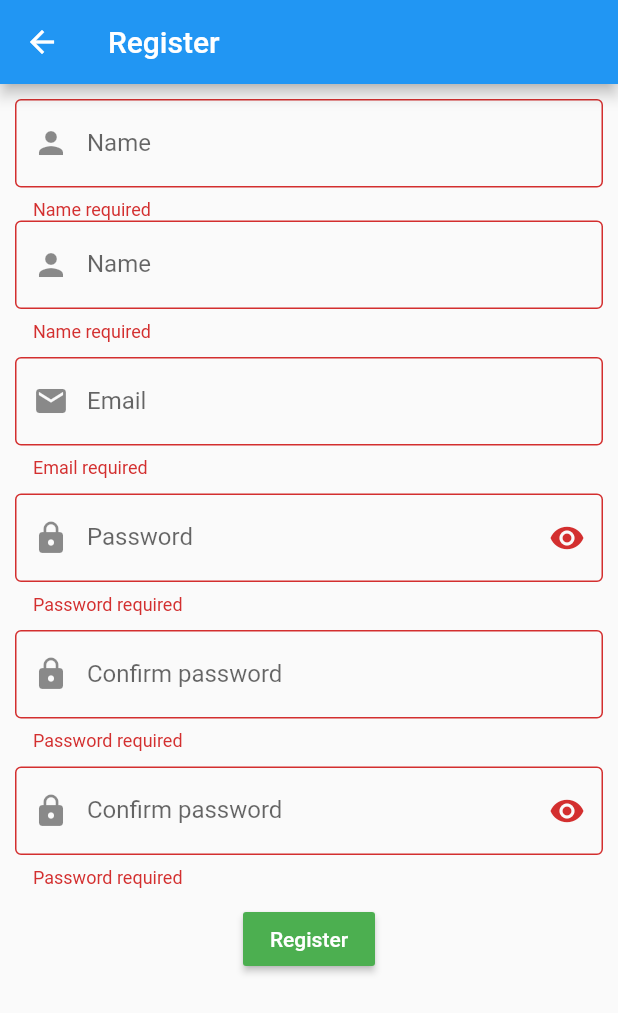
After one commit to amir58/flutter_app_monday, a Flutter app: the RegisterScreen screen opened directly, after a tap on "Register", on a phone screen of 412 x 824 dp. The commit adds this screen. Shown: the top 1013 px of the screen. Run offline on Flutter 3.47's test engine with Material 2 defaults, Android fonts, the phone set to English and light mode, and no system bars.

Commit message:
Session 15 Design

```diff
--- /dev/null
+++ b/lib/components.dart
@@ -0,0 +1,23 @@
+import 'package:flutter/material.dart';
+
+Widget myTextFormField({
+  @required TextEditingController controller,
+  @required FormFieldValidator<String> validator,
+  bool passwordVisible = false,
+  TextInputType textInputType = TextInputType.text,
+  @required String label,
+  @required IconData prefixIcon,
+  Widget suffixIcon
+}) {
+  return TextFormField(
+    validator: validator,
+    obscureText: passwordVisible,
+    controller: controller,
+    keyboardType: textInputType,
+    decoration: InputDecoration(
+        border: OutlineInputBorder(),
+        labelText: label,
+        prefixIcon: Icon(prefixIcon),
+        suffixIcon: suffixIcon),
+  );
+}
--- a/lib/listview_buuilder.dart
+++ b/lib/listview_buuilder.dart
@@ -55,6 +55,7 @@ class _MySimpleListViewState extends State<MySimpleListView> {
 
               });
             },
+
             child: Container(
               padding: EdgeInsets.all(10),
               decoration: BoxDecoration(
--- a/lib/main.dart
+++ b/lib/main.dart
@@ -19,7 +19,7 @@ class MyApp extends StatelessWidget {
       theme: ThemeData(
         primarySwatch : Colors.blue
       ),
-      home: MySimpleListView(),
+      home: LoginScreen(),
     );
   }
 
--- /dev/null
+++ b/lib/register_screen.dart
@@ -0,0 +1,177 @@
+import 'package:flutter/material.dart';
+import 'components.dart';
+
+class RegisterScreen extends StatefulWidget {
+  @override
+  _RegisterScreenState createState() => _RegisterScreenState();
+}
+
+class _RegisterScreenState extends State<RegisterScreen> {
+  var nameController = TextEditingController();
+  var emailController = TextEditingController();
+  var passwordController = TextEditingController();
+  var confirmPasswordController = TextEditingController();
+  var formKey = GlobalKey<FormState>();
+
+  bool passwordVisible = true;
+
+  // var scaffoldKey = GlobalKey<ScaffoldState>();
+
+  @override
+  Widget build(BuildContext context) {
+    return Scaffold(
+      appBar: AppBar(
+        title: Text("Register"),
+      ),
+      body: Container(
+        margin: EdgeInsets.all(10),
+        child: Form(
+          key: formKey,
+          child: Column(
+            children: [
+              myTextFormField(
+                controller: nameController,
+                validator: (value) => _nameValidator(value),
+                label: "Name",
+                prefixIcon: Icons.person,
+              ),
+              TextFormField(
+                validator: (value) => _nameValidator(value),
+                controller: nameController,
+                keyboardType: TextInputType.emailAddress,
+                decoration: InputDecoration(
+                  border: OutlineInputBorder(),
+                  labelText: "Name",
+                  prefixIcon: Icon(Icons.person),
+                ),
+              ),
+              SizedBox(
+                height: 10,
+              ),
+              TextFormField(
+                validator: (value) => _emailValidator(value),
+                controller: emailController,
+                keyboardType: TextInputType.emailAddress,
+                decoration: InputDecoration(
+                  border: OutlineInputBorder(),
+                  labelText: "Email",
+                  prefixIcon: Icon(Icons.mail),
+                ),
+              ),
+              SizedBox(
+                height: 10,
+              ),
+              TextFormField(
+                validator: (value) {
+                  return _passwordValidator(value);
+                },
+                controller: passwordController,
+                obscureText: passwordVisible,
+                keyboardType: TextInputType.text,
+                decoration: InputDecoration(
+                    border: OutlineInputBorder(),
+                    labelText: "Password",
+                    prefixIcon: Icon(Icons.lock),
+                    suffixIcon: IconButton(
+                      icon: Icon(Icons.remove_red_eye),
+                      onPressed: _changePasswordVisibility,
+                    )),
+              ),
+              SizedBox(
+                height: 10,
+              ),
+              myTextFormField(
+                controller: confirmPasswordController,
+                validator: (value) => _confirmPasswordValidator(value),
+                label: "Confirm password",
+                prefixIcon: Icons.lock,
+              ),
+              SizedBox(
+                height: 10,
+              ),
+              TextFormField(
+                validator: (value) => _confirmPasswordValidator(value),
+                obscureText: passwordVisible,
+                controller: confirmPasswordController,
+                keyboardType: TextInputType.emailAddress,
+                decoration: InputDecoration(
+                    border: OutlineInputBorder(),
+                    labelText: "Confirm password",
+                    prefixIcon: Icon(Icons.lock),
+                    suffixIcon: IconButton(
+                      icon: Icon(Icons.remove_red_eye),
+                      onPressed: _changePasswordVisibility,
+                    )),
+              ),
+              SizedBox(
+                height: 10,
+              ),
+              MaterialButton(
+                onPressed: () {
+                  if (formKey.currentState.validate()) {
+                    print('Validate');
+                  }
+                  // if(email.isEmpty){
+                  //   print('Email is empty');
+                  // }
+                },
+                color: Colors.green,
+                child: Text("Register"),
+                textColor: Colors.white,
+              ),
+            ],
+          ),
+        ),
+      ),
+    );
+  }
+
+  void _changePasswordVisibility() {
+    passwordVisible = !passwordVisible;
+
+    setState(() {});
+  }
+
+  String _nameValidator(String value) {
+    if (value.isEmpty) {
+      return "Name required";
+    }
+    if (value.length < 2) {
+      return "Enter a valid name";
+    }
+    return null;
+  }
+
+  String _emailValidator(String value) {
+    if (value.isEmpty) {
+      return "Email required";
+    }
+    if (!value.contains('@') || !value.contains(".")) {
+      return "Enter a valid email";
+    }
+    return null;
+  }
+
+  String _passwordValidator(String value) {
+    if (value.isEmpty) {
+      return "Password required";
+    }
+    if (value.length < 6) {
+      return "Password must be 6 characters at least";
+    }
+    return null;
+  }
+
+  String _confirmPasswordValidator(String value) {
+    if (value.isEmpty) {
+      return "Password required";
+    }
+    if (value.length < 6) {
+      return "Password must be 6 characters at least";
+    }
+    if (passwordController.text != value) {
+      return "Password not match";
+    }
+    return null;
+  }
+}
```
Also changed, not shown: lib/forget_password_screen.dart (added, +65 -0 lines), lib/login_screen.dart (+14 -2 lines).
